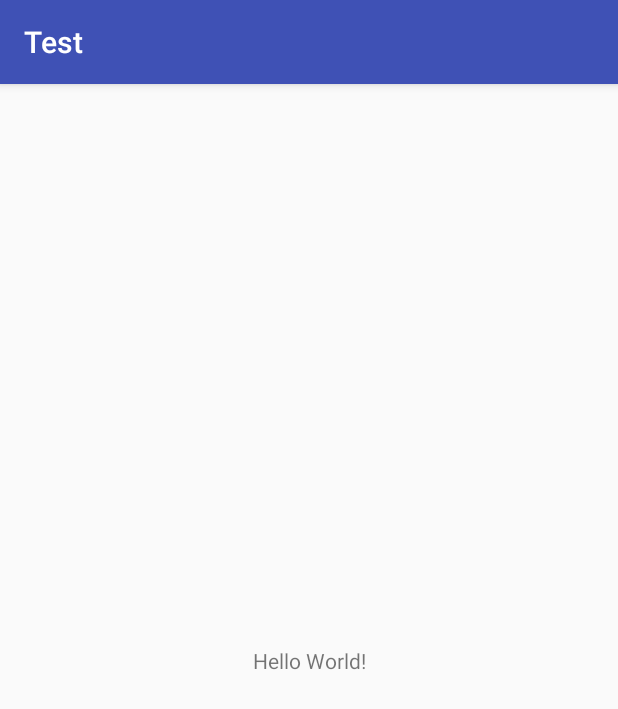
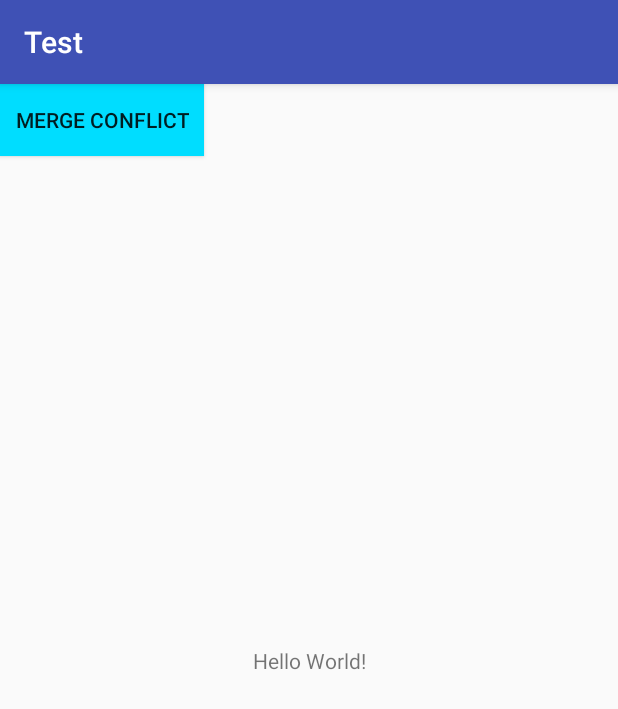
Before and after one commit to lhi714/Test, an Android app: the screen it shows after launch (MainActivity), on a phone screen of 412 x 824 dp. Shown: the top 709 px of the screen. Run offline under Robolectric (Android 15) with nearby library versions, the phone set to English and light mode, and no system bars.

Commit message:
add button

```diff
--- a/app/src/main/java/com/example/hyein/test/MainActivity.java
+++ b/app/src/main/java/com/example/hyein/test/MainActivity.java
@@ -1,13 +1,18 @@
 package com.example.hyein.test;
 
+import android.os.Bundle;
 import android.support.v7.app.AppCompatActivity;
-import android.os.Bundle;
+import android.widget.Button;
 
 public class MainActivity extends AppCompatActivity {
 
+    Button botton;
     @Override
     protected void onCreate(Bundle savedInstanceState) {
         super.onCreate(savedInstanceState);
         setContentView(R.layout.activity_main);
+
     }
+
+
 }
--- a/app/src/main/res/layout/activity_main.xml
+++ b/app/src/main/res/layout/activity_main.xml
@@ -15,4 +15,11 @@
         app:layout_constraintRight_toRightOf="parent"
         app:layout_constraintTop_toTopOf="parent" />
 
+    <Button
+        android:layout_width="wrap_content"
+        android:layout_height="wrap_content"
+        android:padding="10dp"
+        android:text="merge conflict"
+        android:background="@android:color/holo_blue_bright" />
+
 </android.support.constraint.ConstraintLayout>
```
